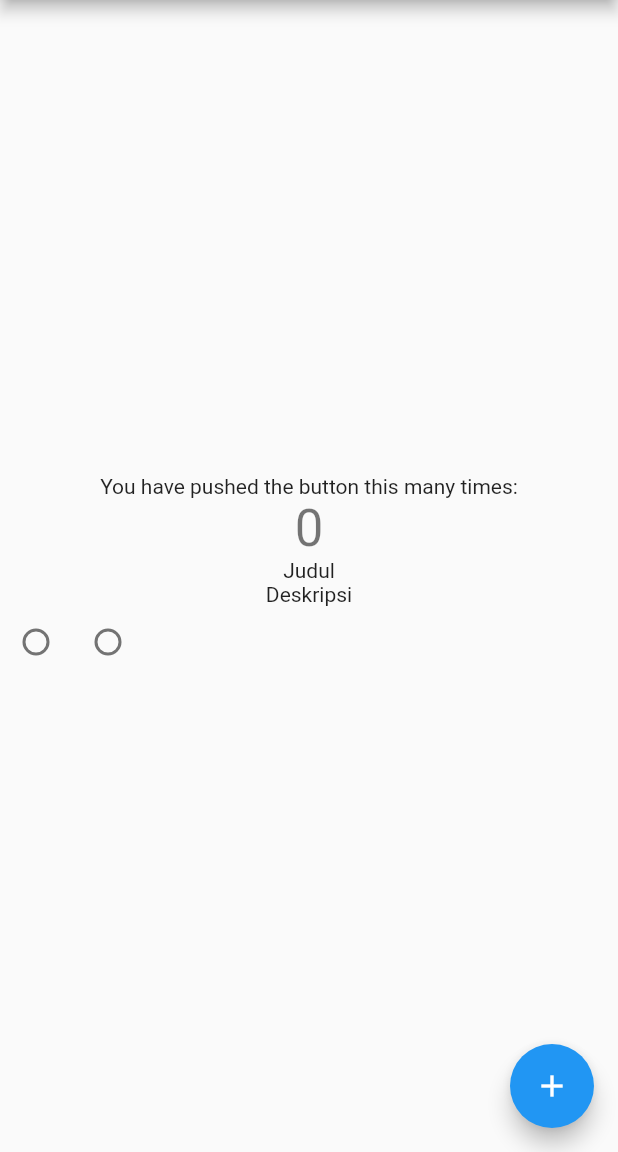
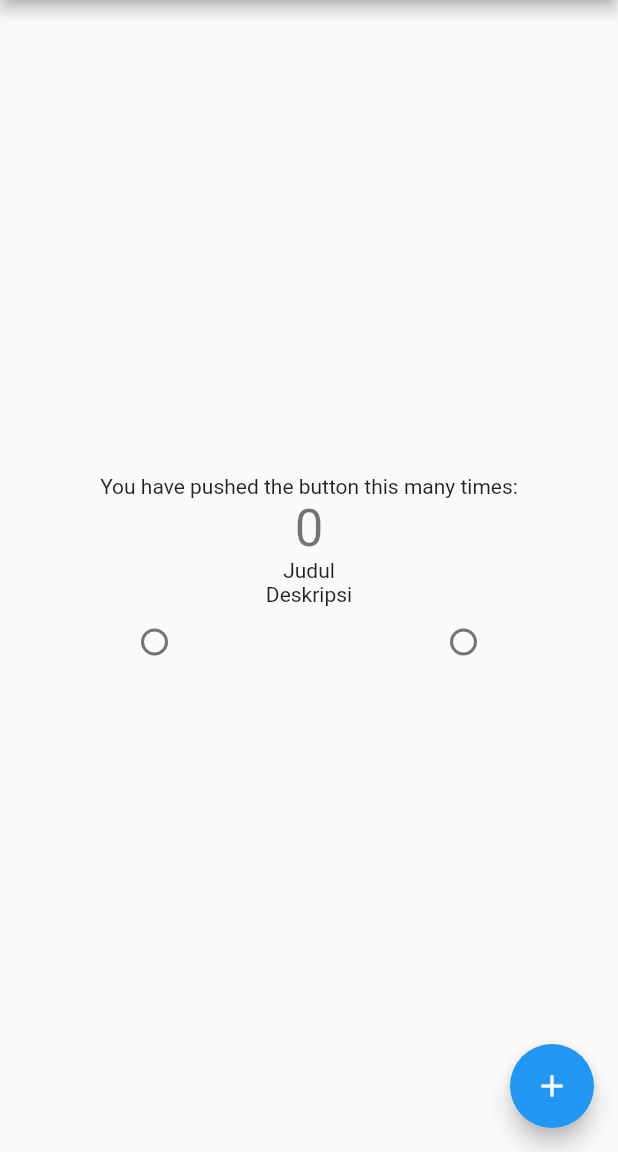
Before and after one commit to abdur-rohman/bsi_training, a Flutter app: the screen it shows after launch, on a phone screen of 412 x 824 dp, the part 84-1236 px from its top. Run offline on Flutter 3.47's test engine with Material 2 defaults, Android fonts, the phone set to English and light mode, and no system bars.

Commit message:
Clean up

```diff
--- a/lib/main.dart
+++ b/lib/main.dart
@@ -153,10 +153,12 @@ class SORadioButton extends StatelessWidget {
         Row(
           children: options
               .map(
-                (value) => Radio<String>(
-                  value: value,
-                  groupValue: selectedOption,
-                  onChanged: onChanged,
+                (value) => Expanded(
+                  child: Radio<String>(
+                    value: value,
+                    groupValue: selectedOption,
+                    onChanged: onChanged,
+                  ),
                 ),
               )
               .toList(),
```
